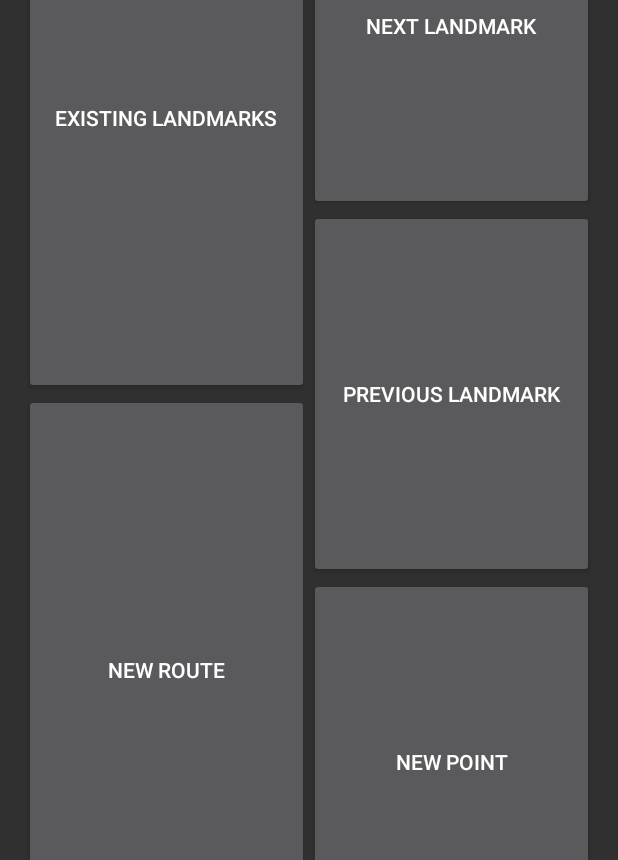
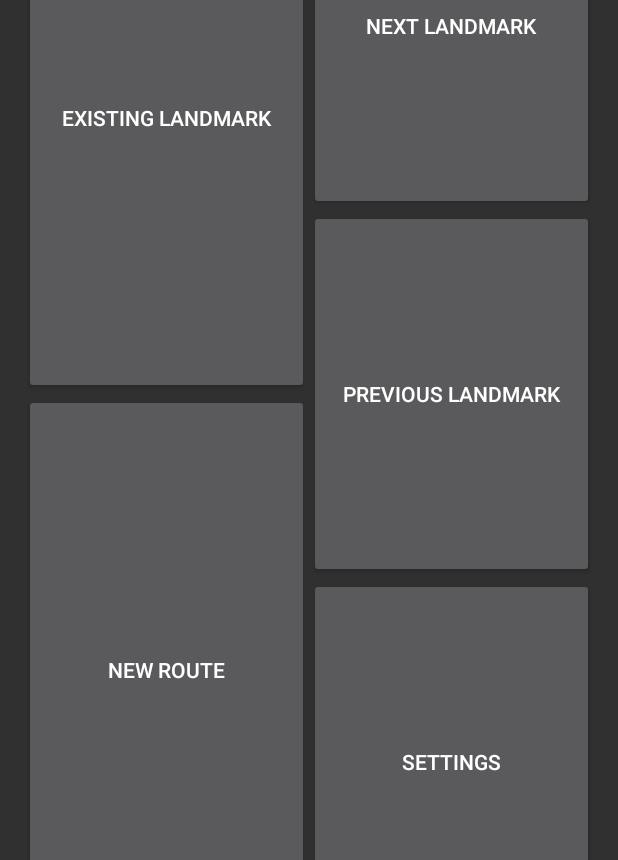
Before and after one commit to ZhecanJamesWang/EyeHelper_MobPro, an Android app: the screen it shows after launch (MainActivity), on a phone screen of 412 x 824 dp. Shown: the part 266-1126 px from the top of the screen. Run offline under Robolectric (Android 15) with nearby library versions, the phone set to English and light mode, and no system bars.

Commit message:
Changing around the button names, labels, etc. to comply with android best-practices, and to line up with what's currently being used by the app in master.

```diff
--- a/Eyehelper/app/src/main/res/layout/fragment_ui.xml
+++ b/Eyehelper/app/src/main/res/layout/fragment_ui.xml
@@ -20,15 +20,17 @@
             android:layout_width="match_parent"
             android:layout_height="match_parent"
             android:layout_weight="1"
-            android:text="Existing Landmarks"
+            android:text="@string/existing_landmark"
             android:id="@+id/existing_landmark"
+            android:contentDescription="@string/existing_landmark"
             />
         <Button
             android:layout_width="match_parent"
             android:layout_height="match_parent"
             android:layout_weight="1"
-            android:text="New Route"
+            android:text="@string/new_landmark"
             android:id="@+id/new_landmark"
+            android:contentDescription="@string/new_landmark"
             />
     </LinearLayout>
 
@@ -59,8 +61,9 @@
             android:layout_width="match_parent"
             android:layout_height="match_parent"
             android:layout_weight="1"
-            android:text="New Point"
+            android:text="@string/settings"
             android:id="@+id/settings"
+            android:contentDescription="@string/settings"
             />
     </LinearLayout>
 </LinearLayout>
--- a/Eyehelper/app/src/main/res/values/strings.xml
+++ b/Eyehelper/app/src/main/res/values/strings.xml
@@ -2,7 +2,9 @@
     <string name="app_name">Eyehelper</string>
     <string name="next_landmark">Next Landmark</string>
     <string name="prev_landmark">Previous Landmark</string>
-
+    <string name="existing_landmark">Existing Landmark</string>
+    <string name="new_landmark">New Route</string>
+    <string name="settings">Settings</string>
 
 <!-- TODO: Remove or change this placeholder text -->
     <string name="hello_blank_fragment">Hello blank fragment</string>
```
Also changed, not shown: 1 other file.
